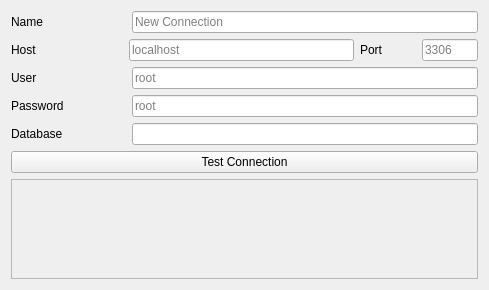
This is mysqlconnectioneditwidget.ui in mastercad/DBManager as Qt 5 draws it before an edit. The edited form follows.
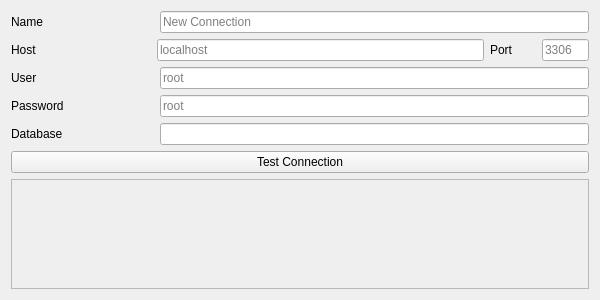
This is the edited form.

```diff
--- a/mysqlconnectioneditwidget.ui
+++ b/mysqlconnectioneditwidget.ui
@@ -6,8 +6,8 @@
    <rect>
     <x>0</x>
     <y>0</y>
-    <width>489</width>
-    <height>290</height>
+    <width>600</width>
+    <height>300</height>
    </rect>
   </property>
   <property name="windowTitle">
@@ -47,7 +47,7 @@
       </layout>
      </item>
      <item>
-      <layout class="QHBoxLayout" name="horizontalLayout_2" stretch="2,4,1,1">
+      <layout class="QHBoxLayout" name="horizontalLayout_2" stretch="3,7,1,1">
        <item>
         <widget class="QLabel" name="hostLabel">
          <property name="text">
```
